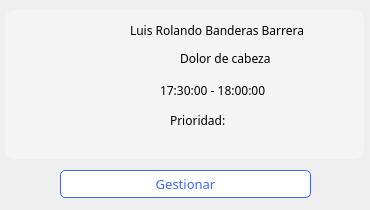
Qt form hospital-Core/Widgets/Medico/medico_tarjeta_horario.ui (MrDanielG/Hospital-SCRUM) before a commit.
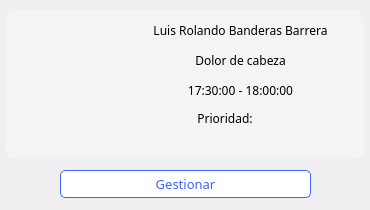
The same form after that commit. Icons and pictures are not drawn.

Commit message: Horario Medicos LISTO

```diff
--- a/hospital-Core/Widgets/Medico/medico_tarjeta_horario.ui
+++ b/hospital-Core/Widgets/Medico/medico_tarjeta_horario.ui
@@ -69,13 +69,14 @@
     <rect>
      <x>130</x>
      <y>20</y>
-     <width>201</width>
+     <width>221</width>
      <height>20</height>
     </rect>
    </property>
    <property name="font">
     <font>
      <family>Montserrat</family>
+     <pointsize>9</pointsize>
     </font>
    </property>
    <property name="styleSheet">
@@ -84,19 +85,23 @@
    <property name="text">
     <string>Luis Rolando Banderas Barrera</string>
    </property>
+   <property name="alignment">
+    <set>Qt::AlignCenter</set>
+   </property>
   </widget>
   <widget class="QLabel" name="lbl_motivo_medico_tarjeta_horario">
    <property name="geometry">
     <rect>
-     <x>180</x>
+     <x>130</x>
      <y>50</y>
-     <width>111</width>
-     <height>16</height>
+     <width>221</width>
+     <height>20</height>
     </rect>
    </property>
    <property name="font">
     <font>
      <family>Montserrat</family>
+     <pointsize>9</pointsize>
     </font>
    </property>
    <property name="styleSheet">
@@ -105,19 +110,23 @@
    <property name="text">
     <string>Dolor de cabeza</string>
    </property>
+   <property name="alignment">
+    <set>Qt::AlignCenter</set>
+   </property>
   </widget>
   <widget class="QLabel" name="lb_hora_medico_tarjeta_horario">
    <property name="geometry">
     <rect>
-     <x>160</x>
+     <x>130</x>
      <y>80</y>
-     <width>151</width>
+     <width>221</width>
      <height>20</height>
     </rect>
    </property>
    <property name="font">
     <font>
      <family>Montserrat</family>
+     <pointsize>9</pointsize>
     </font>
    </property>
    <property name="styleSheet">
@@ -127,6 +136,9 @@
    <property name="text">
     <string>17:30:00 - 18:00:00</string>
    </property>
+   <property name="alignment">
+    <set>Qt::AlignCenter</set>
+   </property>
   </widget>
   <widget class="QPushButton" name="btn_gestionar_medico_tarjeta_horario">
    <property name="geometry">
@@ -164,10 +176,10 @@
   <widget class="QLabel" name="lbl_prioridad_medico_tarjeta_horario">
    <property name="geometry">
     <rect>
-     <x>170</x>
+     <x>190</x>
      <y>110</y>
      <width>70</width>
-     <height>20</height>
+     <height>16</height>
     </rect>
    </property>
    <property name="minimumSize">
@@ -185,6 +197,7 @@
    <property name="font">
     <font>
      <family>Montserrat</family>
+     <pointsize>9</pointsize>
     </font>
    </property>
    <property name="styleSheet">
@@ -193,12 +206,15 @@
    <property name="text">
     <string>Prioridad:</string>
    </property>
+   <property name="alignment">
+    <set>Qt::AlignCenter</set>
+   </property>
   </widget>
   <widget class="QLabel" name="lbl_pontiPrioridar_medic_tarjeta_horario">
    <property name="geometry">
     <rect>
-     <x>250</x>
-     <y>109</y>
+     <x>270</x>
+     <y>110</y>
      <width>20</width>
      <height>20</height>
     </rect>
```
The commit also changes 4 other files.
